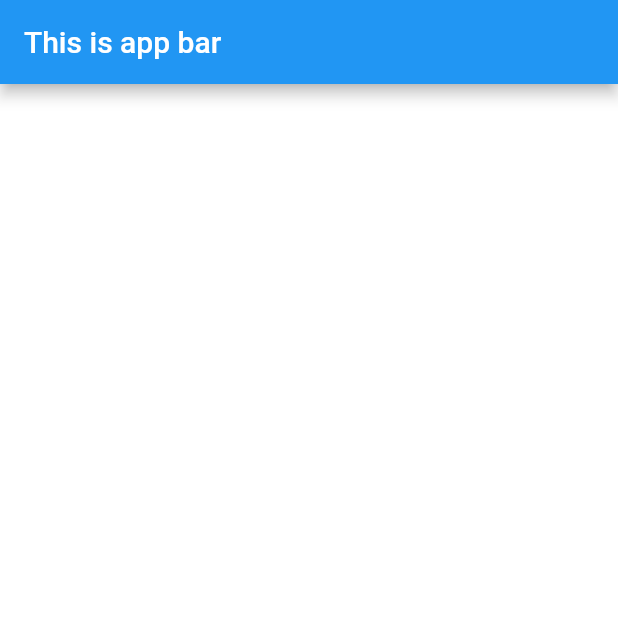
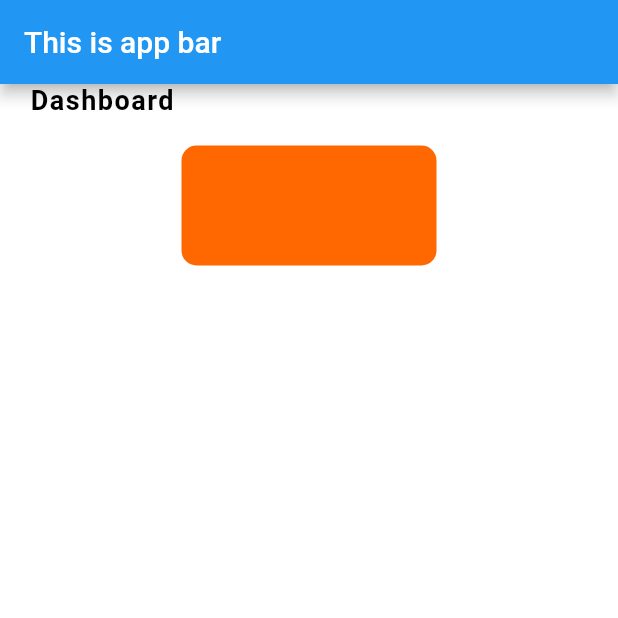
Before and after one commit to KryssNa/TripDash, a Flutter app: the screen it shows after launch, on a phone screen of 412 x 824 dp, the top half of it. Run offline on Flutter 3.47's test engine with Material 2 defaults, Android fonts, the phone set to English and light mode, and no system bars; our stand-ins replace cloud_firestore, firebase_auth, firebase_core, firebase_storage; accounts and stored records are empty; Roboto replaces fonts that are missing (SSFPro).

```diff
--- a/lib/Screens/AdminScreen/AdminDashboard.dart
+++ b/lib/Screens/AdminScreen/AdminDashboard.dart
@@ -1,6 +1,7 @@
 import 'package:flutter/material.dart';
 
 import '../../constant/Colors.dart';
+import '../../widget/textStyle.dart';
 
 class AdminDashboard extends StatefulWidget {
   const AdminDashboard({super.key});
@@ -20,6 +21,30 @@ class _AdminDashboardState extends State<AdminDashboard> {
       body: SafeArea(
         child:Container(
           color: ConstColors.whiteColor,
+          child: Column(
+            children: [
+              Container(
+                alignment: Alignment.centerLeft,
+                margin: EdgeInsets.only(left: 20),
+                child: Text("Dashboard",
+                style: buildTextStyle(ConstColors.adminPrimaryHeadingText),),
+              ),
+              const SizedBox(height: 20,),
+              Row(
+                mainAxisAlignment: MainAxisAlignment.spaceEvenly,
+                children: [
+                  Container(
+                    height: 80,
+                    width: 170,
+                    decoration: BoxDecoration(
+                      color: ConstColors.adminPanelBoxColor1,
+                      borderRadius: BorderRadius.circular(10),
+                    ),
+                  )
+                ],
+              )
+            ],
+          ),
         ),
       ),
     );
```
